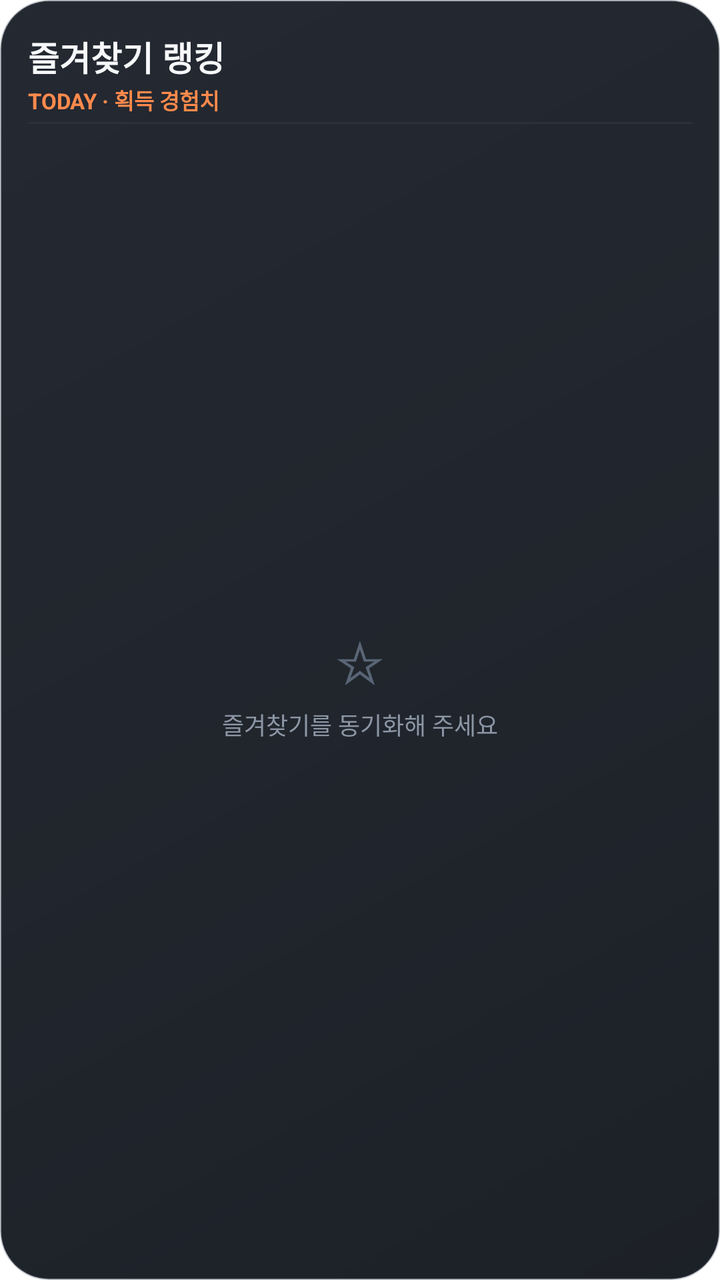
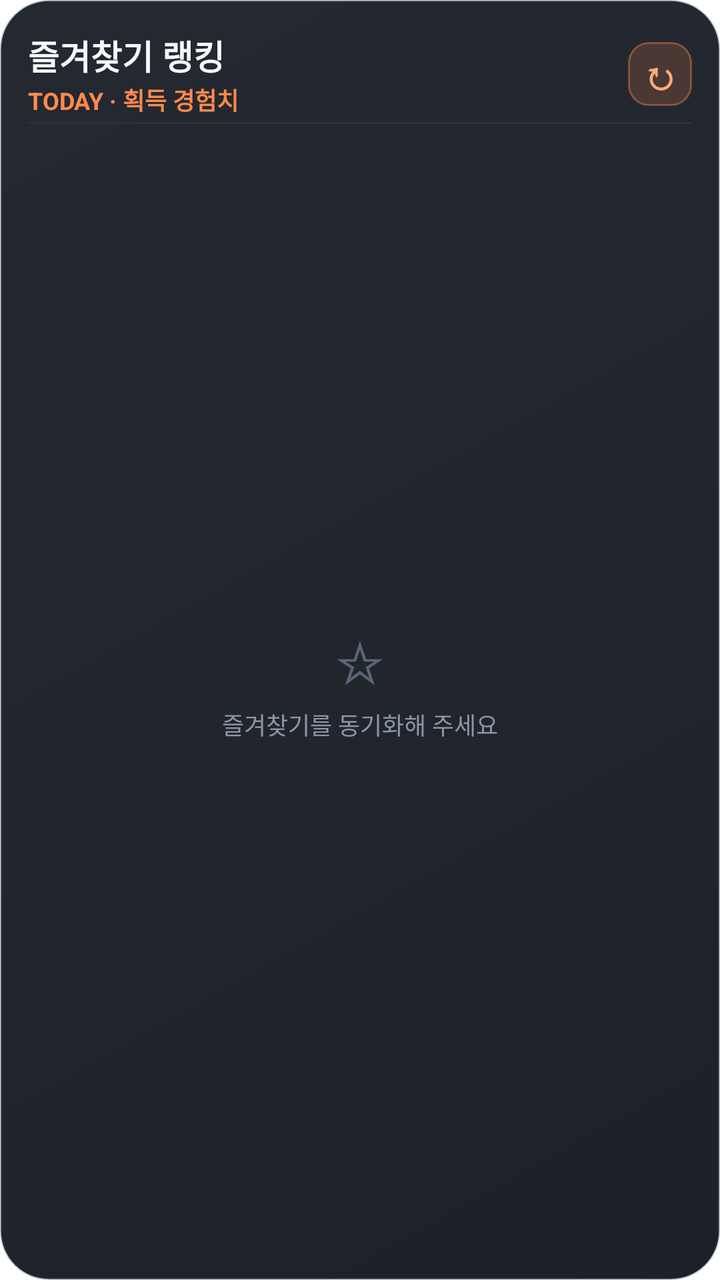

The first picture is an Android layout as it rendered before a commit; the second is the same layout after the commit. The layout source and the unified diff follow.
<!-- AndroidManifest.xml: application theme Theme.maple_guild_tracker -->
<!-- res/layout/widget_favorite_ranking.xml -->
<?xml version="1.0" encoding="utf-8"?>
<LinearLayout xmlns:android="http://schemas.android.com/apk/res/android"
    android:id="@+id/favorite_widget_root"
    android:layout_width="match_parent"
    android:layout_height="match_parent"
    android:background="@drawable/maple_widget_background"
    android:orientation="vertical">

    <LinearLayout
        android:id="@+id/favorite_header"
        android:layout_width="match_parent"
        android:layout_height="48dp"
        android:gravity="center_vertical"
        android:orientation="horizontal">
        <LinearLayout android:layout_width="0dp" android:layout_height="wrap_content" android:layout_weight="1" android:orientation="vertical">
            <TextView android:layout_width="wrap_content" android:layout_height="wrap_content" android:text="즐겨찾기 랭킹" android:textColor="#F7F8FA" android:textSize="17sp" android:textStyle="bold" />
            <TextView android:layout_width="wrap_content" android:layout_height="wrap_content" android:layout_marginTop="1dp" android:text="TODAY · 획득 경험치" android:textColor="#FF8A4C" android:textSize="11sp" android:textStyle="bold" />
        </LinearLayout>
    </LinearLayout>

    <TextView android:layout_width="match_parent" android:layout_height="1dp" android:background="#29313C" />

    <FrameLayout android:layout_width="match_parent" android:layout_height="0dp" android:layout_marginTop="8dp" android:layout_weight="1">
        <ListView
            android:id="@+id/favorite_list"
            android:layout_width="match_parent"
            android:layout_height="match_parent"
            android:clipToPadding="false"
            android:divider="@android:color/transparent"
            android:dividerHeight="6dp"
            android:overScrollMode="never"
            android:scrollbars="vertical" />
        <LinearLayout android:id="@+id/favorite_empty" android:layout_width="match_parent" android:layout_height="match_parent" android:gravity="center" android:orientation="vertical">
            <TextView android:layout_width="wrap_content" android:layout_height="wrap_content" android:text="☆" android:textColor="#596575" android:textSize="29sp" />
            <TextView android:layout_width="wrap_content" android:layout_height="wrap_content" android:layout_marginTop="4dp" android:text="즐겨찾기를 동기화해 주세요" android:textColor="#8C96A5" android:textSize="12sp" />
        </LinearLayout>
    </FrameLayout>

    <TextView android:id="@+id/favorite_updated" android:layout_width="match_parent" android:layout_height="18dp" android:gravity="end|bottom" android:maxLines="1" android:textColor="#657080" android:textSize="8sp" />
</LinearLayout>
<!-- resources referenced by this layout -->
<resources>
  <!-- drawable maple_widget_background (drawable) -->
  <?xml version="1.0" encoding="utf-8"?>
  <shape xmlns:android="http://schemas.android.com/apk/res/android" android:shape="rectangle">
      <gradient android:angle="315" android:startColor="#F51B2029" android:centerColor="#F5181D25" android:endColor="#F513171E" />
      <stroke android:width="1dp" android:color="#4A45505F" />
      <corners android:radius="24dp" />
      <padding android:left="14dp" android:top="13dp" android:right="14dp" android:bottom="11dp" />
  </shape>
  <style name="Theme.maple_guild_tracker" parent="Theme.MaterialComponents.DayNight.NoActionBar">
          
      </style>
</resources>

<!-- the commit's change to res/layout/widget_favorite_ranking.xml (unified diff, before → after) -->
@@ -14,8 +14,19 @@
         android:orientation="horizontal">
         <LinearLayout android:layout_width="0dp" android:layout_height="wrap_content" android:layout_weight="1" android:orientation="vertical">
             <TextView android:layout_width="wrap_content" android:layout_height="wrap_content" android:text="즐겨찾기 랭킹" android:textColor="#F7F8FA" android:textSize="17sp" android:textStyle="bold" />
-            <TextView android:layout_width="wrap_content" android:layout_height="wrap_content" android:layout_marginTop="1dp" android:text="TODAY · 획득 경험치" android:textColor="#FF8A4C" android:textSize="11sp" android:textStyle="bold" />
+            <TextView android:layout_width="wrap_content" android:layout_height="wrap_content" android:layout_marginTop="1dp" android:text="TODAY · 획득 경험치" android:textColor="#FF8A4C" android:textSize="12sp" android:textStyle="bold" />
         </LinearLayout>
+        <TextView
+            android:id="@+id/favorite_refresh"
+            android:layout_width="32dp"
+            android:layout_height="32dp"
+            android:background="@drawable/maple_widget_label_background"
+            android:contentDescription="새로고침"
+            android:gravity="center"
+            android:text="↻"
+            android:textColor="#FFAA79"
+            android:textSize="20sp"
+            android:textStyle="bold" />
     </LinearLayout>
 
     <TextView android:layout_width="match_parent" android:layout_height="1dp" android:background="#29313C" />
<!-- resource entries referenced after the edit -->
@@ -8,6 +8,13 @@
       <corners android:radius="24dp" />
       <padding android:left="14dp" android:top="13dp" android:right="14dp" android:bottom="11dp" />
   </shape>
+  <!-- drawable maple_widget_label_background (drawable) -->
+  <?xml version="1.0" encoding="utf-8"?>
+  <shape xmlns:android="http://schemas.android.com/apk/res/android" android:shape="rectangle">
+      <solid android:color="#2EFF874A" />
+      <stroke android:width="1dp" android:color="#66FF874A" />
+      <corners android:radius="10dp" />
+  </shape>
   <style name="Theme.maple_guild_tracker" parent="Theme.MaterialComponents.DayNight.NoActionBar">
           
       </style>
